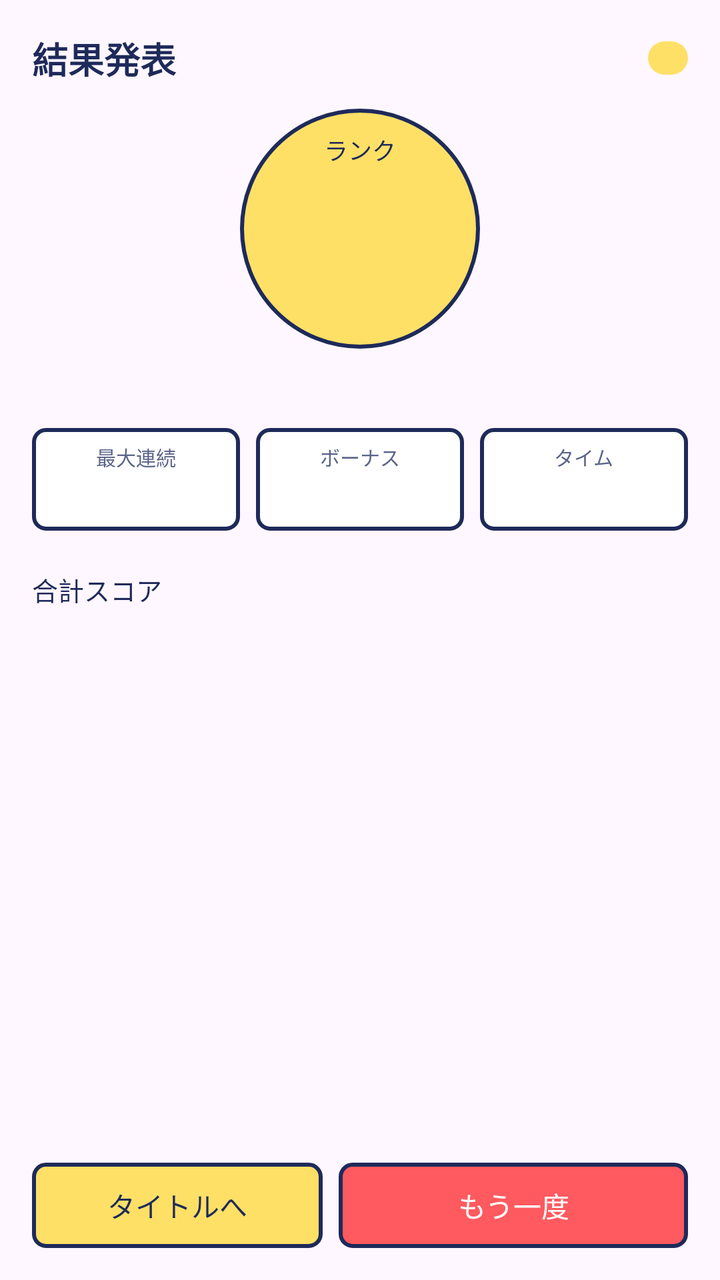
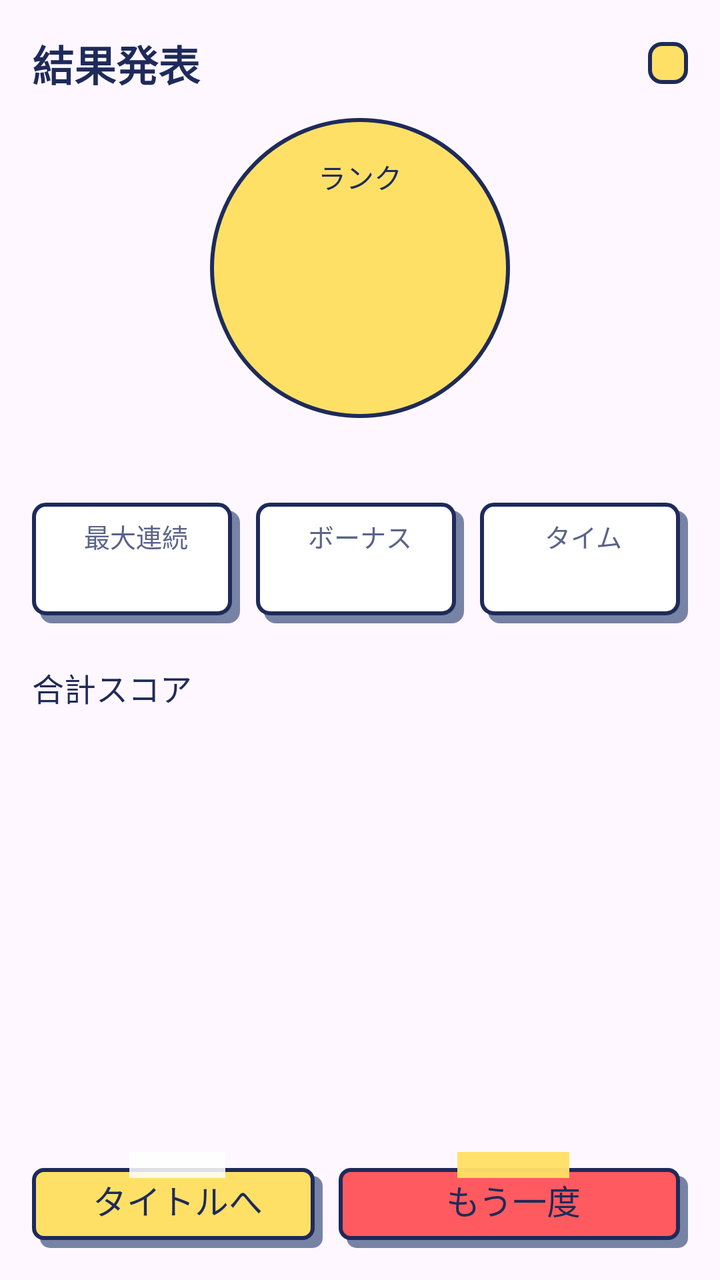

Before-and-after screenshots of an Android layout around one commit, followed by the original layout XML and the change that was made.
<!-- AndroidManifest.xml: application theme Theme.AppDesignandDevelopment -->
<!-- res/layout/screen_result.xml -->
<?xml version="1.0" encoding="utf-8"?>
<LinearLayout xmlns:android="http://schemas.android.com/apk/res/android"
    android:layout_width="match_parent"
    android:layout_height="match_parent"
    android:orientation="vertical"
    android:padding="16dp">

    <LinearLayout
        android:layout_width="match_parent"
        android:layout_height="wrap_content"
        android:gravity="center_vertical"
        android:orientation="horizontal">

        <TextView
            android:layout_width="0dp"
            android:layout_height="wrap_content"
            android:layout_weight="1"
            android:text="@string/result_title"
            android:textColor="@color/ink"
            android:textSize="18sp"
            android:textStyle="bold" />

        <TextView
            android:id="@+id/result_category"
            android:layout_width="wrap_content"
            android:layout_height="wrap_content"
            android:background="@drawable/bg_pill_tag"
            android:paddingHorizontal="10dp"
            android:paddingVertical="1dp"
            android:textColor="@color/ink"
            android:textSize="11sp" />
    </LinearLayout>

    <LinearLayout
        android:layout_width="match_parent"
        android:layout_height="wrap_content"
        android:layout_marginTop="12dp"
        android:gravity="center"
        android:orientation="vertical">

        <LinearLayout
            android:id="@+id/result_big"
            android:layout_width="120dp"
            android:layout_height="120dp"
            android:background="@drawable/bg_big_rank"
            android:gravity="center"
            android:orientation="vertical">

            <TextView
                android:id="@+id/result_rank_label"
                android:layout_width="wrap_content"
                android:layout_height="wrap_content"
                android:text="@string/rank_label"
                android:textColor="@color/ink"
                android:textSize="12sp" />

            <TextView
                android:id="@+id/result_rank"
                android:layout_width="wrap_content"
                android:layout_height="wrap_content"
                android:textColor="@color/primary"
                android:textSize="48sp" />

            <TextView
                android:id="@+id/result_correct"
                android:layout_width="wrap_content"
                android:layout_height="wrap_content"
                android:textColor="@color/ink"
                android:textSize="11sp" />
        </LinearLayout>

        <TextView
            android:id="@+id/result_message"
            android:layout_width="wrap_content"
            android:layout_height="wrap_content"
            android:layout_marginTop="6dp"
            android:textColor="@color/primary"
            android:textSize="16sp" />
    </LinearLayout>

    <LinearLayout
        android:layout_width="match_parent"
        android:layout_height="wrap_content"
        android:layout_marginTop="12dp"
        android:orientation="horizontal"
        android:weightSum="3">

        <LinearLayout
            android:layout_width="0dp"
            android:layout_height="wrap_content"
            android:layout_marginEnd="4dp"
            android:layout_weight="1"
            android:background="@drawable/bg_card"
            android:gravity="center"
            android:orientation="vertical"
            android:padding="7dp">

            <TextView
                android:layout_width="wrap_content"
                android:layout_height="wrap_content"
                android:text="@string/stat_max_streak"
                android:textColor="@color/mute"
                android:textSize="10sp" />

            <TextView
                android:id="@+id/stat_streak"
                android:layout_width="wrap_content"
                android:layout_height="wrap_content"
                android:textColor="@color/ink"
                android:textSize="17sp" />
        </LinearLayout>

        <LinearLayout
            android:layout_width="0dp"
            android:layout_height="wrap_content"
            android:layout_marginHorizontal="4dp"
            android:layout_weight="1"
            android:background="@drawable/bg_card"
            android:gravity="center"
            android:orientation="vertical"
            android:padding="7dp">

            <TextView
                android:layout_width="wrap_content"
                android:layout_height="wrap_content"
                android:text="@string/stat_bonus"
                android:textColor="@color/mute"
                android:textSize="10sp" />

            <TextView
                android:id="@+id/stat_bonus"
                android:layout_width="wrap_content"
                android:layout_height="wrap_content"
                android:textColor="@color/ink"
                android:textSize="17sp" />
        </LinearLayout>

        <LinearLayout
            android:layout_width="0dp"
            android:layout_height="wrap_content"
            android:layout_marginStart="4dp"
            android:layout_weight="1"
            android:background="@drawable/bg_card"
            android:gravity="center"
            android:orientation="vertical"
            android:padding="7dp">

            <TextView
                android:layout_width="wrap_content"
                android:layout_height="wrap_content"
                android:text="@string/stat_time"
                android:textColor="@color/mute"
                android:textSize="10sp" />

            <TextView
                android:id="@+id/stat_time"
                android:layout_width="wrap_content"
                android:layout_height="wrap_content"
                android:textColor="@color/ink"
                android:textSize="17sp" />
        </LinearLayout>
    </LinearLayout>

    <LinearLayout
        android:layout_width="match_parent"
        android:layout_height="wrap_content"
        android:layout_marginTop="12dp"
        android:gravity="center_vertical"
        android:orientation="horizontal">

        <TextView
            android:layout_width="0dp"
            android:layout_height="wrap_content"
            android:layout_weight="1"
            android:text="@string/total_score_label"
            android:textColor="@color/ink"
            android:textSize="13sp" />

        <TextView
            android:id="@+id/result_total"
            android:layout_width="wrap_content"
            android:layout_height="wrap_content"
            android:textColor="@color/ink"
            android:textSize="26sp" />
    </LinearLayout>

    <Space
        android:layout_width="match_parent"
        android:layout_height="0dp"
        android:layout_weight="1" />

    <LinearLayout
        android:layout_width="match_parent"
        android:layout_height="wrap_content"
        android:orientation="horizontal">

        <TextView
            android:id="@+id/btn_to_title"
            android:layout_width="0dp"
            android:layout_height="wrap_content"
            android:layout_marginEnd="4dp"
            android:layout_weight="1"
            android:background="@drawable/bg_button_secondary"
            android:gravity="center"
            android:padding="11dp"
            android:text="@string/to_title"
            android:textColor="@color/ink"
            android:textSize="14sp" />

        <TextView
            android:id="@+id/btn_retry"
            android:layout_width="0dp"
            android:layout_height="wrap_content"
            android:layout_marginStart="4dp"
            android:layout_weight="1.2"
            android:background="@drawable/bg_button_primary"
            android:gravity="center"
            android:padding="11dp"
            android:text="@string/retry"
            android:textColor="@color/white"
            android:textSize="14sp" />
    </LinearLayout>

</LinearLayout>
<!-- resources referenced by this layout -->
<resources>
  <color name="ink">#1E2A5A</color>
  <color name="mute">#5B6488</color>
  <color name="primary">#FF5A5F</color>
  <color name="white">#FFFFFFFF</color>
  <!-- drawable bg_big_rank (drawable) -->
  <?xml version="1.0" encoding="utf-8"?>
  <shape xmlns:android="http://schemas.android.com/apk/res/android" android:shape="oval">
      <solid android:color="@color/secondary" />
      <stroke android:width="2dp" android:color="@color/line" />
  </shape>
  <!-- drawable bg_button_primary (drawable) -->
  <?xml version="1.0" encoding="utf-8"?>
  <shape xmlns:android="http://schemas.android.com/apk/res/android" android:shape="rectangle">
      <solid android:color="@color/primary" />
      <stroke android:width="2dp" android:color="@color/line" />
      <corners android:radius="6dp" />
  </shape>
  <!-- drawable bg_button_secondary (drawable) -->
  <?xml version="1.0" encoding="utf-8"?>
  <shape xmlns:android="http://schemas.android.com/apk/res/android" android:shape="rectangle">
      <solid android:color="@color/secondary" />
      <stroke android:width="2dp" android:color="@color/line" />
      <corners android:radius="6dp" />
  </shape>
  <!-- drawable bg_card (drawable) -->
  <?xml version="1.0" encoding="utf-8"?>
  <shape xmlns:android="http://schemas.android.com/apk/res/android" android:shape="rectangle">
      <solid android:color="@color/white" />
      <stroke android:width="2dp" android:color="@color/line" />
      <corners android:radius="6dp" />
  </shape>
  <!-- drawable bg_pill_tag (drawable) -->
  <?xml version="1.0" encoding="utf-8"?>
  <shape xmlns:android="http://schemas.android.com/apk/res/android" android:shape="rectangle">
      <solid android:color="@color/secondary" />
      <corners android:radius="99dp" />
  </shape>
  <string name="rank_label">ランク</string>
  <string name="result_title">結果発表</string>
  <string name="retry">もう一度</string>
  <string name="stat_bonus">ボーナス</string>
  <string name="stat_max_streak">最大連続</string>
  <string name="stat_time">タイム</string>
  <string name="to_title">タイトルへ</string>
  <string name="total_score_label">合計スコア</string>
  <style name="Theme.AppDesignandDevelopment" parent="Base.Theme.AppDesignandDevelopment" />
  <color name="secondary">#FFE066</color>
  <color name="line">#1E2A5A</color>
  <style name="Base.Theme.AppDesignandDevelopment" parent="Theme.Material3.DayNight.NoActionBar">
          
          
      </style>
</resources>

<!-- the commit's change to res/layout/screen_result.xml (unified diff, before → after) -->
@@ -17,7 +17,7 @@
             android:layout_weight="1"
             android:text="@string/result_title"
             android:textColor="@color/ink"
-            android:textSize="18sp"
+            android:textSize="21sp"
             android:textStyle="bold" />
 
         <TextView
@@ -28,166 +28,174 @@
             android:paddingHorizontal="10dp"
             android:paddingVertical="1dp"
             android:textColor="@color/ink"
-            android:textSize="11sp" />
+            android:textSize="14sp" />
     </LinearLayout>
 
-    <LinearLayout
-        android:layout_width="match_parent"
-        android:layout_height="wrap_content"
-        android:layout_marginTop="12dp"
-        android:gravity="center"
-        android:orientation="vertical">
-
-        <LinearLayout
-            android:id="@+id/result_big"
-            android:layout_width="120dp"
-            android:layout_height="120dp"
-            android:background="@drawable/bg_big_rank"
-            android:gravity="center"
-            android:orientation="vertical">
-
-            <TextView
-                android:id="@+id/result_rank_label"
-                android:layout_width="wrap_content"
-                android:layout_height="wrap_content"
-                android:text="@string/rank_label"
-                android:textColor="@color/ink"
-                android:textSize="12sp" />
-
-            <TextView
-                android:id="@+id/result_rank"
-                android:layout_width="wrap_content"
-                android:layout_height="wrap_content"
-                android:textColor="@color/primary"
-                android:textSize="48sp" />
-
-            <TextView
-                android:id="@+id/result_correct"
-                android:layout_width="wrap_content"
-                android:layout_height="wrap_content"
-                android:textColor="@color/ink"
-                android:textSize="11sp" />
-        </LinearLayout>
-
-        <TextView
-            android:id="@+id/result_message"
-            android:layout_width="wrap_content"
-            android:layout_height="wrap_content"
-            android:layout_marginTop="6dp"
-            android:textColor="@color/primary"
-            android:textSize="16sp" />
-    </LinearLayout>
-
-    <LinearLayout
-        android:layout_width="match_parent"
-        android:layout_height="wrap_content"
-        android:layout_marginTop="12dp"
-        android:orientation="horizontal"
-        android:weightSum="3">
-
-        <LinearLayout
-            android:layout_width="0dp"
-            android:layout_height="wrap_content"
-            android:layout_marginEnd="4dp"
-            android:layout_weight="1"
-            android:background="@drawable/bg_card"
-            android:gravity="center"
-            android:orientation="vertical"
-            android:padding="7dp">
-
-            <TextView
-                android:layout_width="wrap_content"
-                android:layout_height="wrap_content"
-                android:text="@string/stat_max_streak"
-                android:textColor="@color/mute"
-                android:textSize="10sp" />
-
-            <TextView
-                android:id="@+id/stat_streak"
-                android:layout_width="wrap_content"
-                android:layout_height="wrap_content"
-                android:textColor="@color/ink"
-                android:textSize="17sp" />
-        </LinearLayout>
-
-        <LinearLayout
-            android:layout_width="0dp"
-            android:layout_height="wrap_content"
-            android:layout_marginHorizontal="4dp"
-            android:layout_weight="1"
-            android:background="@drawable/bg_card"
-            android:gravity="center"
-            android:orientation="vertical"
-            android:padding="7dp">
-
-            <TextView
-                android:layout_width="wrap_content"
-                android:layout_height="wrap_content"
-                android:text="@string/stat_bonus"
-                android:textColor="@color/mute"
-                android:textSize="10sp" />
-
-            <TextView
-                android:id="@+id/stat_bonus"
-                android:layout_width="wrap_content"
-                android:layout_height="wrap_content"
-                android:textColor="@color/ink"
-                android:textSize="17sp" />
-        </LinearLayout>
-
-        <LinearLayout
-            android:layout_width="0dp"
-            android:layout_height="wrap_content"
-            android:layout_marginStart="4dp"
-            android:layout_weight="1"
-            android:background="@drawable/bg_card"
-            android:gravity="center"
-            android:orientation="vertical"
-            android:padding="7dp">
-
-            <TextView
-                android:layout_width="wrap_content"
-                android:layout_height="wrap_content"
-                android:text="@string/stat_time"
-                android:textColor="@color/mute"
-                android:textSize="10sp" />
-
-            <TextView
-                android:id="@+id/stat_time"
-                android:layout_width="wrap_content"
-                android:layout_height="wrap_content"
-                android:textColor="@color/ink"
-                android:textSize="17sp" />
-        </LinearLayout>
-    </LinearLayout>
-
-    <LinearLayout
-        android:layout_width="match_parent"
-        android:layout_height="wrap_content"
-        android:layout_marginTop="12dp"
-        android:gravity="center_vertical"
-        android:orientation="horizontal">
-
-        <TextView
-            android:layout_width="0dp"
-            android:layout_height="wrap_content"
-            android:layout_weight="1"
-            android:text="@string/total_score_label"
-            android:textColor="@color/ink"
-            android:textSize="13sp" />
-
-        <TextView
-            android:id="@+id/result_total"
-            android:layout_width="wrap_content"
-            android:layout_height="wrap_content"
-            android:textColor="@color/ink"
-            android:textSize="26sp" />
-    </LinearLayout>
-
-    <Space
+    <ScrollView
         android:layout_width="match_parent"
         android:layout_height="0dp"
-        android:layout_weight="1" />
+        android:layout_weight="1"
+        android:clipToPadding="false">
+        <LinearLayout
+            android:layout_width="match_parent"
+            android:layout_height="wrap_content"
+            android:orientation="vertical"
+            android:paddingBottom="16dp">
+            <LinearLayout
+                android:layout_width="match_parent"
+                android:layout_height="wrap_content"
+                android:layout_marginTop="12dp"
+                android:gravity="center"
+                android:orientation="vertical">
+
+                <LinearLayout
+                    android:id="@+id/result_big"
+                    android:layout_width="150dp"
+                    android:layout_height="150dp"
+                    android:background="@drawable/bg_big_rank"
+                    android:gravity="center"
+                    android:orientation="vertical">
+
+                    <TextView
+                        android:id="@+id/result_rank_label"
+                        android:layout_width="wrap_content"
+                        android:layout_height="wrap_content"
+                        android:text="@string/rank_label"
+                        android:textColor="@color/ink"
+                        android:textSize="14sp" />
+
+                    <TextView
+                        android:id="@+id/result_rank"
+                        android:layout_width="wrap_content"
+                        android:layout_height="wrap_content"
+                        android:textColor="@color/primary"
+                        android:textSize="54sp" />
+
+                    <TextView
+                        android:id="@+id/result_correct"
+                        android:layout_width="wrap_content"
+                        android:layout_height="wrap_content"
+                        android:textColor="@color/ink"
+                        android:textSize="14sp" />
+                </LinearLayout>
+
+                <TextView
+                    android:id="@+id/result_message"
+                    android:layout_width="wrap_content"
+                    android:layout_height="wrap_content"
+                    android:layout_marginTop="6dp"
+                    android:textColor="@color/primary"
+                    android:textSize="18sp" />
+            </LinearLayout>
+
+            <LinearLayout
+                android:layout_width="match_parent"
+                android:layout_height="wrap_content"
+                android:layout_marginTop="12dp"
+                android:orientation="horizontal"
+                android:weightSum="3">
+
+                <LinearLayout
+                    android:layout_width="0dp"
+                    android:layout_height="wrap_content"
+                    android:layout_marginEnd="4dp"
+                    android:layout_weight="1"
+                    android:background="@drawable/bg_card"
+                    android:gravity="center"
+                    android:orientation="vertical"
+                    android:padding="7dp">
+
+                    <TextView
+                        android:layout_width="wrap_content"
+                        android:layout_height="wrap_content"
+                        android:text="@string/stat_max_streak"
+                        android:textColor="@color/mute"
+                        android:textSize="13sp" />
+
+                    <TextView
+                        android:id="@+id/stat_streak"
+                        android:layout_width="wrap_content"
+                        android:layout_height="wrap_content"
+                        android:textColor="@color/ink"
+                        android:textSize="20sp" />
+                </LinearLayout>
+
+                <LinearLayout
+                    android:layout_width="0dp"
+                    android:layout_height="wrap_content"
+                    android:layout_marginHorizontal="4dp"
+                    android:layout_weight="1"
+                    android:background="@drawable/bg_card"
+                    android:gravity="center"
+                    android:orientation="vertical"
+                    android:padding="7dp">
+
+                    <TextView
+                        android:layout_width="wrap_content"
+                        android:layout_height="wrap_content"
+                        android:text="@string/stat_bonus"
+                        android:textColor="@color/mute"
+                        android:textSize="13sp" />
+
+                    <TextView
+                        android:id="@+id/stat_bonus"
+                        android:layout_width="wrap_content"
+                        android:layout_height="wrap_content"
+                        android:textColor="@color/ink"
+                        android:textSize="20sp" />
+                </LinearLayout>
+
+                <LinearLayout
+                    android:layout_width="0dp"
+                    android:layout_height="wrap_content"
+                    android:layout_marginStart="4dp"
+                    android:layout_weight="1"
+                    android:background="@drawable/bg_card"
+                    android:gravity="center"
+                    android:orientation="vertical"
+                    android:padding="7dp">
+
+                    <TextView
+                        android:layout_width="wrap_content"
+                        android:layout_height="wrap_content"
+                        android:text="@string/stat_time"
+                        android:textColor="@color/mute"
+                        android:textSize="13sp" />
+
+                    <TextView
+                        android:id="@+id/stat_time"
+                        android:layout_width="wrap_content"
+                        android:layout_height="wrap_content"
+                        android:textColor="@color/ink"
+                        android:textSize="20sp" />
+                </LinearLayout>
+            </LinearLayout>
+
+            <LinearLayout
+                android:layout_width="match_parent"
+                android:layout_height="wrap_content"
+                android:layout_marginTop="12dp"
+                android:gravity="center_vertical"
+                android:orientation="horizontal">
+
+                <TextView
+                    android:layout_width="0dp"
+                    android:layout_height="wrap_content"
+                    android:layout_weight="1"
+                    android:text="@string/total_score_label"
+                    android:textColor="@color/ink"
+                    android:textSize="16sp" />
+
+                <TextView
+                    android:id="@+id/result_total"
+                    android:layout_width="wrap_content"
+                    android:layout_height="wrap_content"
+                    android:textColor="@color/ink"
+                    android:textSize="30sp" />
+            </LinearLayout>
+
+        </LinearLayout>
+    </ScrollView>
 
     <LinearLayout
         android:layout_width="match_parent"
@@ -196,6 +204,10 @@
 
         <TextView
             android:id="@+id/btn_to_title"
+            android:minHeight="48dp"
+            android:clickable="true"
+            android:focusable="true"
+            android:foreground="?android:attr/selectableItemBackground"
             android:layout_width="0dp"
             android:layout_height="wrap_content"
             android:layout_marginEnd="4dp"
@@ -205,10 +217,14 @@
             android:padding="11dp"
             android:text="@string/to_title"
             android:textColor="@color/ink"
-            android:textSize="14sp" />
+            android:textSize="17sp" />
 
         <TextView
             android:id="@+id/btn_retry"
+            android:minHeight="48dp"
+            android:clickable="true"
+            android:focusable="true"
+            android:foreground="?android:attr/selectableItemBackground"
             android:layout_width="0dp"
             android:layout_height="wrap_content"
             android:layout_marginStart="4dp"
@@ -217,8 +233,8 @@
             android:gravity="center"
             android:padding="11dp"
             android:text="@string/retry"
-            android:textColor="@color/white"
-            android:textSize="14sp" />
+            android:textColor="@color/ink"
+            android:textSize="17sp" />
     </LinearLayout>
 
 </LinearLayout>
<!-- resource entries referenced after the edit -->
@@ -12,30 +12,46 @@
   </shape>
   <!-- drawable bg_button_primary (drawable) -->
   <?xml version="1.0" encoding="utf-8"?>
-  <shape xmlns:android="http://schemas.android.com/apk/res/android" android:shape="rectangle">
-      <solid android:color="@color/primary" />
-      <stroke android:width="2dp" android:color="@color/line" />
-      <corners android:radius="6dp" />
-  </shape>
+  <layer-list xmlns:android="http://schemas.android.com/apk/res/android">
+      <item android:left="4dp" android:top="12dp">
+          <shape><solid android:color="#7783A4" /><corners android:radius="5dp" /></shape>
+      </item>
+      <item android:top="8dp" android:right="4dp" android:bottom="4dp">
+          <shape><solid android:color="@color/primary" /><stroke android:width="2dp" android:color="@color/line" /><corners android:radius="5dp" /></shape>
+      </item>
+      <item android:width="56dp" android:height="13dp" android:gravity="top|center_horizontal">
+          <shape><solid android:color="#F5FFE066" /></shape>
+      </item>
+  </layer-list>
   <!-- drawable bg_button_secondary (drawable) -->
+  <?xml version="1.0" encoding="utf-8"?>
+  <layer-list xmlns:android="http://schemas.android.com/apk/res/android">
+      <item android:left="4dp" android:top="12dp">
+          <shape><solid android:color="#7783A4" /><corners android:radius="5dp" /></shape>
+      </item>
+      <item android:top="8dp" android:right="4dp" android:bottom="4dp">
+          <shape><solid android:color="@color/secondary" /><stroke android:width="2dp" android:color="@color/line" /><corners android:radius="5dp" /></shape>
+      </item>
+      <item android:width="48dp" android:height="13dp" android:gravity="top|center_horizontal">
+          <shape><solid android:color="#D9FFFFFF" /></shape>
+      </item>
+  </layer-list>
+  <!-- drawable bg_card (drawable) -->
+  <?xml version="1.0" encoding="utf-8"?>
+  <layer-list xmlns:android="http://schemas.android.com/apk/res/android">
+      <item android:left="4dp" android:top="4dp">
+          <shape><solid android:color="#7783A4" /><corners android:radius="6dp" /></shape>
+      </item>
+      <item android:right="4dp" android:bottom="4dp">
+          <shape><solid android:color="@color/white" /><stroke android:width="2dp" android:color="@color/line" /><corners android:radius="6dp" /></shape>
+      </item>
+  </layer-list>
+  <!-- drawable bg_pill_tag (drawable) -->
   <?xml version="1.0" encoding="utf-8"?>
   <shape xmlns:android="http://schemas.android.com/apk/res/android" android:shape="rectangle">
       <solid android:color="@color/secondary" />
       <stroke android:width="2dp" android:color="@color/line" />
       <corners android:radius="6dp" />
-  </shape>
-  <!-- drawable bg_card (drawable) -->
-  <?xml version="1.0" encoding="utf-8"?>
-  <shape xmlns:android="http://schemas.android.com/apk/res/android" android:shape="rectangle">
-      <solid android:color="@color/white" />
-      <stroke android:width="2dp" android:color="@color/line" />
-      <corners android:radius="6dp" />
-  </shape>
-  <!-- drawable bg_pill_tag (drawable) -->
-  <?xml version="1.0" encoding="utf-8"?>
-  <shape xmlns:android="http://schemas.android.com/apk/res/android" android:shape="rectangle">
-      <solid android:color="@color/secondary" />
-      <corners android:radius="99dp" />
   </shape>
   <string name="rank_label">ランク</string>
   <string name="result_title">結果発表</string>
